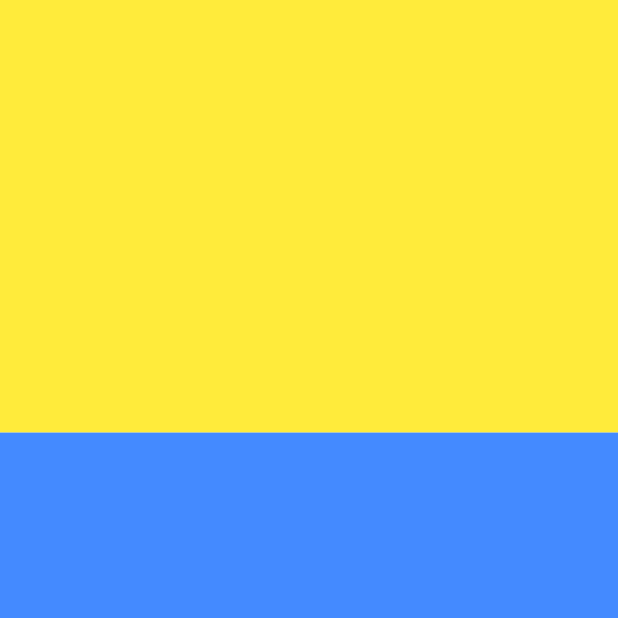
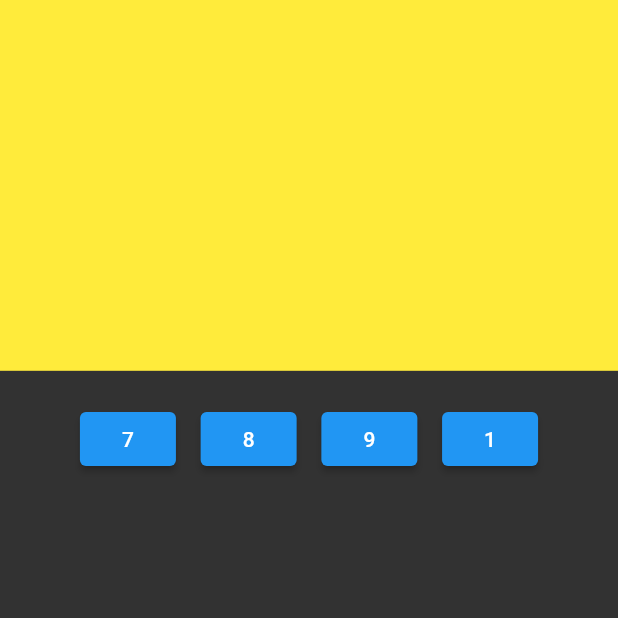
Before and after one commit to 99ehddud/calculator, a Flutter app: the screen it shows after launch, on a phone screen of 412 x 824 dp, the top half of it. Run offline on Flutter 3.47's test engine with Material 2 defaults, Android fonts, the phone set to English and light mode, and no system bars.

Commit message:
Ver.x.1.0 (Make Division & Button)

```diff
--- a/calculator/lib/main.dart
+++ b/calculator/lib/main.dart
@@ -1,9 +1,7 @@
-import 'package:calculator/main.dart';
-import 'package:flutter/cupertino.dart';
 import 'package:flutter/material.dart';
 
 void main() {
-  runApp(MaterialApp(
+  runApp(const MaterialApp(
     debugShowCheckedModeBanner: false,
     home: Calculator(),
   ));
@@ -21,22 +19,62 @@ class _CalculatorState extends State<Calculator> {
   Widget build(BuildContext context) {
     final double deviceWidth = MediaQuery.of(context).size.width;
     final double deviceHeight = MediaQuery.of(context).size.height;
-    return MaterialApp(
-      debugShowCheckedModeBanner: false,
-      home: Scaffold(
+    final double buttonHorizontalMargin = deviceWidth * 0.2 / 5;
+    final double buttonWidth = deviceWidth * 0.8 / 4;
+    final double displayHeight = deviceHeight * 0.3;
+    final double buttonVerticalMargin = deviceHeight * 0.2 / 6;
+    final double buttonHeight = deviceHeight * 0.4 / 5;
+
+    return Scaffold(
+      backgroundColor: const Color.fromRGBO(50, 50, 50, 1),
       body: Center(
         child: Column(
           children: [
             Container(
-                height: deviceHeight * 0.35,
+              height: displayHeight,
               color: Colors.yellow,
             ),
-              Container(
-                height: deviceHeight * 0.65,
-                color: Colors.blueAccent,
+            SizedBox(height: buttonVerticalMargin),
+            Row(
+              mainAxisAlignment: MainAxisAlignment.center,
+              children: [
+                SizedBox(width: buttonHorizontalMargin),
+                ElevatedButton(
+                  onPressed: () {},
+                  style: const ButtonStyle(
+                    tapTargetSize: MaterialTapTargetSize.shrinkWrap,
                   ),
+                  child: const Text("7"),
+                ),
+                SizedBox(width: buttonHorizontalMargin),
+                ElevatedButton(
+                  onPressed: () {},
+                  style: const ButtonStyle(
+                    tapTargetSize: MaterialTapTargetSize.shrinkWrap,
+                  ),
+                  child: const Text("8"),
+                ),
+                SizedBox(width: buttonHorizontalMargin),
+                ElevatedButton(
+                  onPressed: () {},
+                  style: const ButtonStyle(
+                    tapTargetSize: MaterialTapTargetSize.shrinkWrap,
+                  ),
+                  child: const Text("9"),
+                ),
+                SizedBox(width: buttonHorizontalMargin),
+                ElevatedButton(
+                  onPressed: () {},
+                  style: const ButtonStyle(
+                    tapTargetSize: MaterialTapTargetSize.shrinkWrap,
+                  ),
+                  child: const Text("1"),
+                ),
+                SizedBox(width: buttonHorizontalMargin),
               ],
             ),
+            SizedBox(height: deviceHeight * 0.1),
+          ],
         ),
       ),
     );
```
Lines whose indentation alone changed are shown as unchanged.
